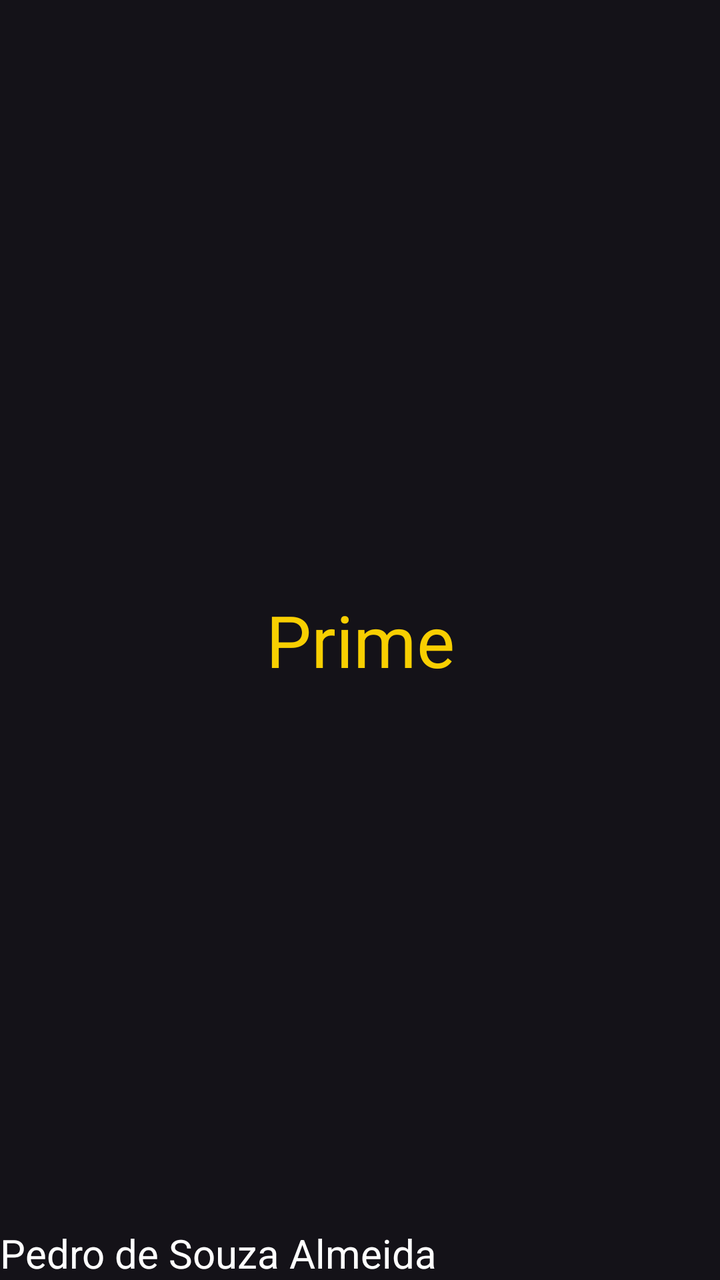
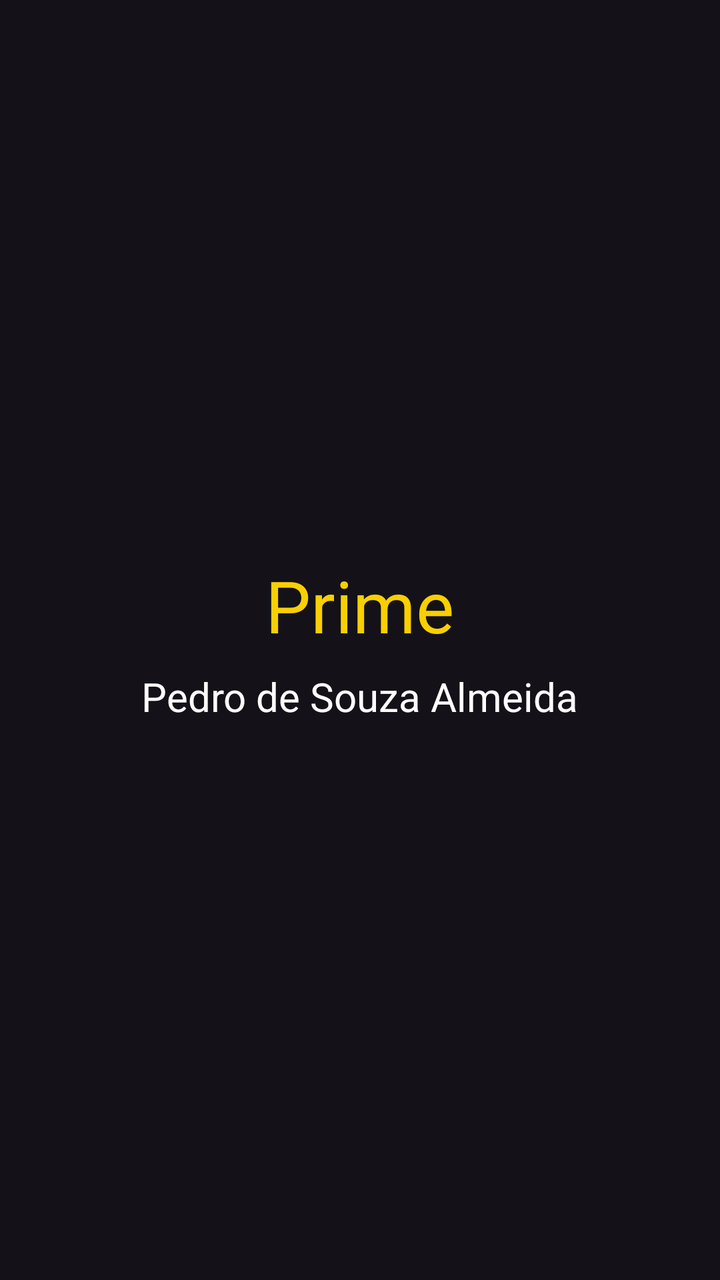

The first picture is an Android layout as it rendered before a commit; the second is the same layout after the commit. The layout source and the unified diff follow.
<!-- AndroidManifest.xml: application theme Theme.NavigationDrawer -->
<!-- res/layout/fragment_prime.xml -->
<?xml version="1.0" encoding="utf-8"?>
<FrameLayout xmlns:android="http://schemas.android.com/apk/res/android"
    xmlns:tools="http://schemas.android.com/tools"
    android:layout_width="match_parent"
    android:layout_height="match_parent"
    tools:context=".PrimeFragment">

    
    <TextView
        android:layout_width="match_parent"
        android:layout_height="match_parent"
        android:text="Prime"
        android:gravity="center"
        android:textColor="@color/amarelo"
        android:textSize="36sp"/>

    <TextView
        android:layout_width="match_parent"
        android:layout_height="match_parent"
        android:text="Pedro de Souza Almeida"
        android:gravity="bottom"
        android:textColor="@color/white"
        android:textSize="20sp" />

</FrameLayout>
<!-- resources referenced by this layout -->
<resources>
  <color name="amarelo">#F8CF01</color>
  <color name="white">#FFFFFFFF</color>
  <style name="Theme.NavigationDrawer" parent="Base.Theme.NavigationDrawer" />
  <style name="Base.Theme.NavigationDrawer" parent="Theme.Material3.Dark.NoActionBar">
          <item name="colorPrimary">#F8CF01</item>
          <item name="colorPrimaryVariant">#9E7B09</item>
          <item name="android:statusBarColor">@color/amarelo</item>
      </style>
</resources>

<!-- the commit's change to res/layout/fragment_prime.xml (unified diff, before → after) -->
@@ -1,25 +1,25 @@
 <?xml version="1.0" encoding="utf-8"?>
-<FrameLayout xmlns:android="http://schemas.android.com/apk/res/android"
+<LinearLayout xmlns:android="http://schemas.android.com/apk/res/android"
     xmlns:tools="http://schemas.android.com/tools"
     android:layout_width="match_parent"
     android:layout_height="match_parent"
+    android:orientation="vertical"
+    android:gravity="center"
     tools:context=".PrimeFragment">
 
-    
     <TextView
-        android:layout_width="match_parent"
-        android:layout_height="match_parent"
+        android:layout_width="wrap_content"
+        android:layout_height="wrap_content"
         android:text="Prime"
-        android:gravity="center"
         android:textColor="@color/amarelo"
         android:textSize="36sp"/>
 
     <TextView
-        android:layout_width="match_parent"
-        android:layout_height="match_parent"
+        android:layout_width="wrap_content"
+        android:layout_height="wrap_content"
         android:text="Pedro de Souza Almeida"
-        android:gravity="bottom"
         android:textColor="@color/white"
-        android:textSize="20sp" />
+        android:textSize="20sp"
+        android:layout_marginTop="8dp" />
 
-</FrameLayout>
+</LinearLayout>
